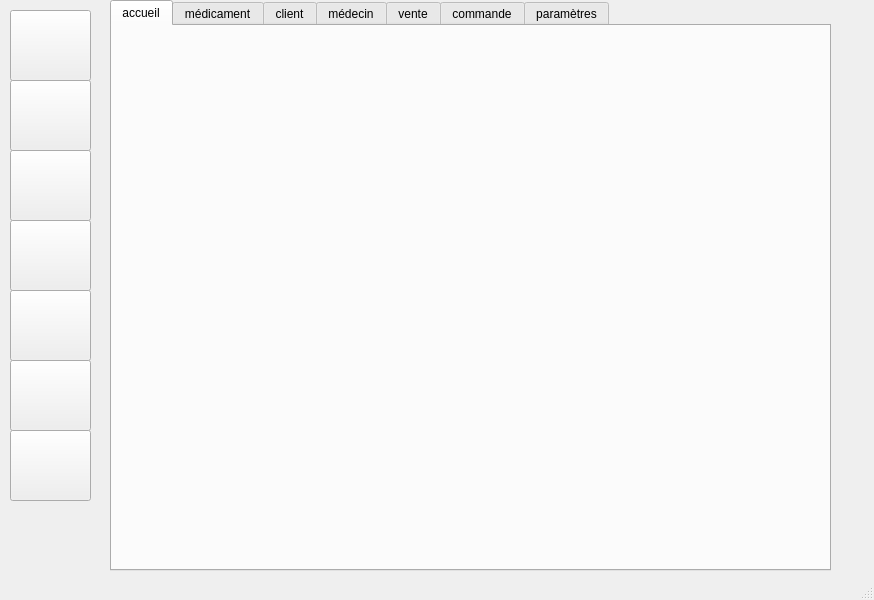
Qt form pharmacie.ui (adamowski13/Projet_Pharmacie) before a commit.
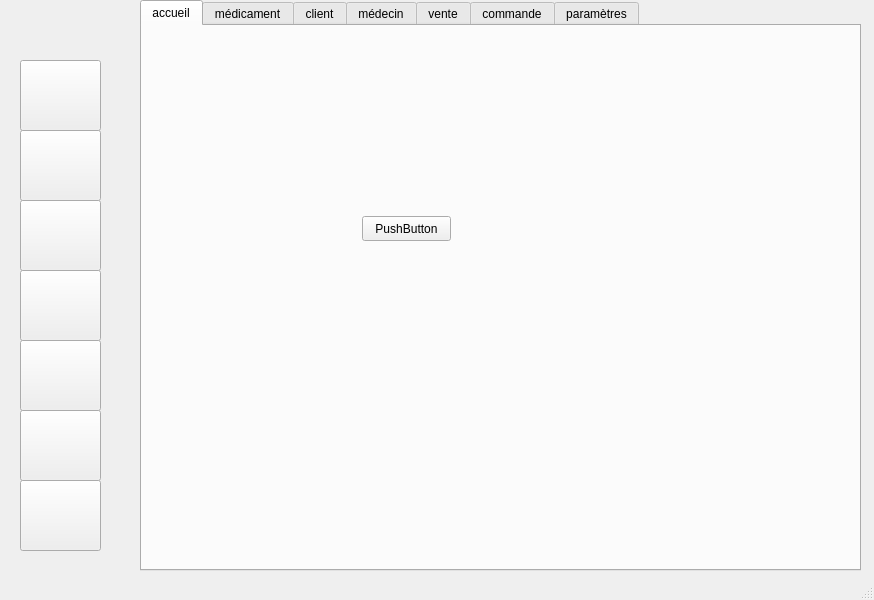
The same form after that commit. The open tabs and pages were chosen to show the change. Icons and pictures are not drawn.

Commit message: liaison boutton et tabwidget

```diff
--- a/pharmacie.ui
+++ b/pharmacie.ui
@@ -17,8 +17,8 @@
    <widget class="QPushButton" name="accueil">
     <property name="geometry">
      <rect>
-      <x>10</x>
-      <y>10</y>
+      <x>20</x>
+      <y>60</y>
       <width>81</width>
       <height>71</height>
      </rect>
@@ -40,7 +40,7 @@
    <widget class="QTabWidget" name="tabWidget">
     <property name="geometry">
      <rect>
-      <x>110</x>
+      <x>140</x>
       <y>0</y>
       <width>721</width>
       <height>571</height>
@@ -74,6 +74,19 @@
      <attribute name="title">
       <string>accueil</string>
      </attribute>
+     <widget class="QPushButton" name="pushButton_3">
+      <property name="geometry">
+       <rect>
+        <x>220</x>
+        <y>190</y>
+        <width>89</width>
+        <height>25</height>
+       </rect>
+      </property>
+      <property name="text">
+       <string>PushButton</string>
+      </property>
+     </widget>
     </widget>
     <widget class="QWidget" name="tab_3">
      <attribute name="title">
@@ -306,8 +319,8 @@
    <widget class="QPushButton" name="accueil_7">
     <property name="geometry">
      <rect>
-      <x>10</x>
-      <y>80</y>
+      <x>20</x>
+      <y>130</y>
       <width>81</width>
       <height>71</height>
      </rect>
@@ -329,8 +342,8 @@
    <widget class="QPushButton" name="accueil_2">
     <property name="geometry">
      <rect>
-      <x>10</x>
-      <y>150</y>
+      <x>20</x>
+      <y>200</y>
       <width>81</width>
       <height>71</height>
      </rect>
@@ -352,8 +365,8 @@
    <widget class="QPushButton" name="accueil_6">
     <property name="geometry">
      <rect>
-      <x>10</x>
-      <y>220</y>
+      <x>20</x>
+      <y>270</y>
       <width>81</width>
       <height>71</height>
      </rect>
@@ -375,8 +388,8 @@
    <widget class="QPushButton" name="accueil_3">
     <property name="geometry">
      <rect>
-      <x>10</x>
-      <y>290</y>
+      <x>20</x>
+      <y>340</y>
       <width>81</width>
       <height>71</height>
      </rect>
@@ -398,8 +411,8 @@
    <widget class="QPushButton" name="accueil_4">
     <property name="geometry">
      <rect>
-      <x>10</x>
-      <y>360</y>
+      <x>20</x>
+      <y>410</y>
       <width>81</width>
       <height>71</height>
      </rect>
@@ -421,8 +434,8 @@
    <widget class="QPushButton" name="accueil_5">
     <property name="geometry">
      <rect>
-      <x>10</x>
-      <y>430</y>
+      <x>20</x>
+      <y>480</y>
       <width>81</width>
       <height>71</height>
      </rect>
```
Left out of the diff: 17 changed lines with no effect on the pictures. The commit also changes 1 other file.
